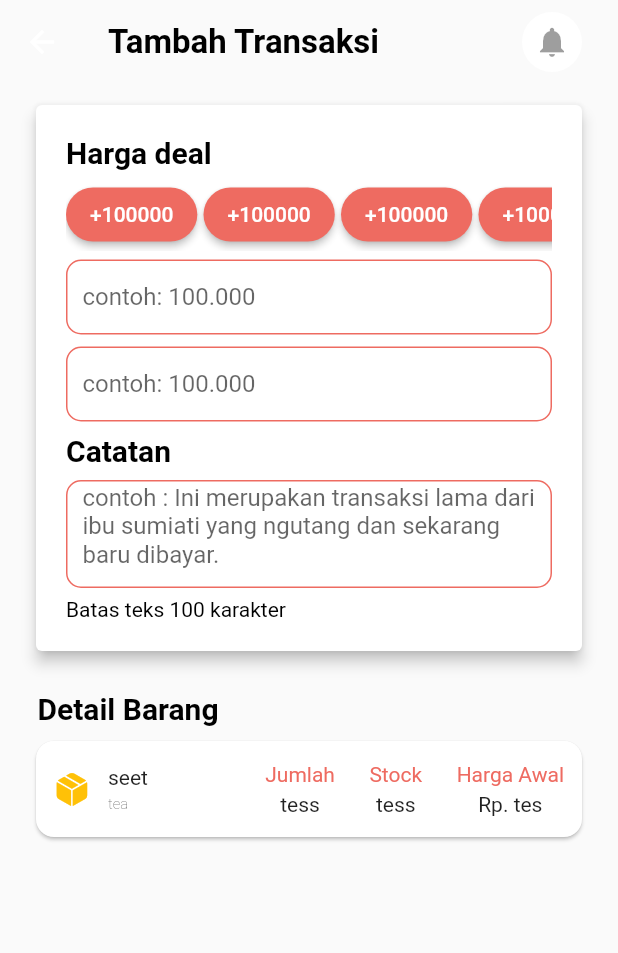
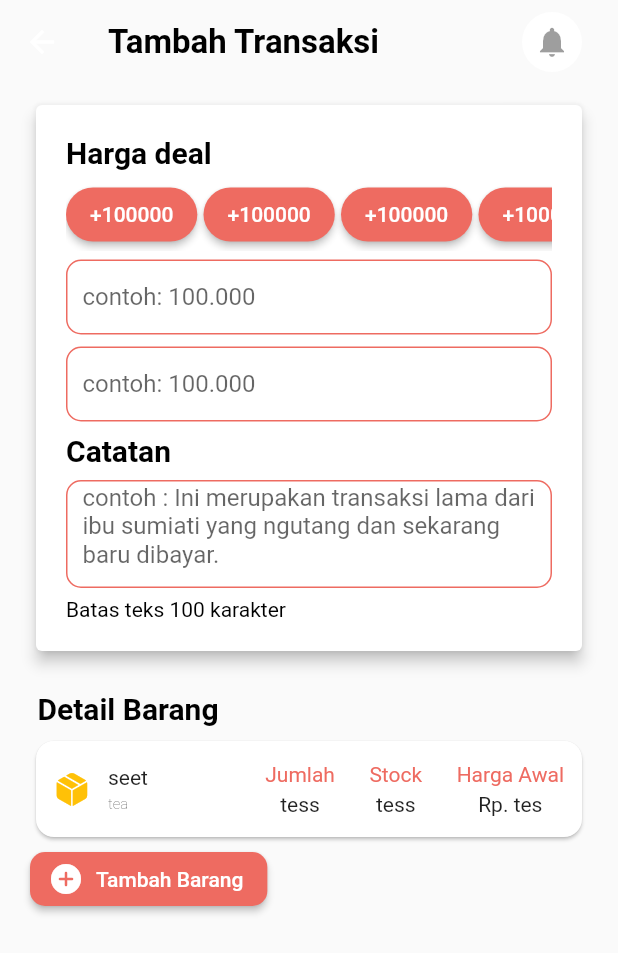
Before and after one commit to lamkhil/widuri, a Flutter app: the TambahTransaksi screen opened directly, on a phone screen of 412 x 824 dp. Shown: the top 953 px of the screen. Run offline on Flutter 3.47's test engine with Material 2 defaults, Android fonts, the phone set to English and light mode, and no system bars; our stand-ins replace fl_chart, get, get_storage, persistent_bottom_nav_bar; accounts and stored records are empty; Roboto replaces fonts that are missing (RobotoMono).

Commit message:
-add tambah_transaksi view

```diff
--- a/lib/views/tambah_transaksi.dart
+++ b/lib/views/tambah_transaksi.dart
@@ -376,6 +376,25 @@ class _TambahTransaksiState extends State<TambahTransaksi> {
                                 ],
                               ),
                             ))),
+                    ElevatedButton.icon(
+                      style: ElevatedButton.styleFrom(
+                          shape: RoundedRectangleBorder(
+                              borderRadius: BorderRadius.circular(10)),
+                          primary: primaryColor),
+                      onPressed: () {},
+                      icon: Icon(
+                        Icons.add_circle_rounded,
+                      ),
+                        label: Text("Tambah Barang"),
+                    ),
+
+                        // child: Row(
+                        //   mainAxisAlignment: MainAxisAlignment.start,
+                        //   children: [
+                        //     Icon(Icons.add_circle_rounded),
+                        //     Text(' Tambah Barang'),
+                        //   ],
+                        // )),
                   ],
                 )
               ],
```
